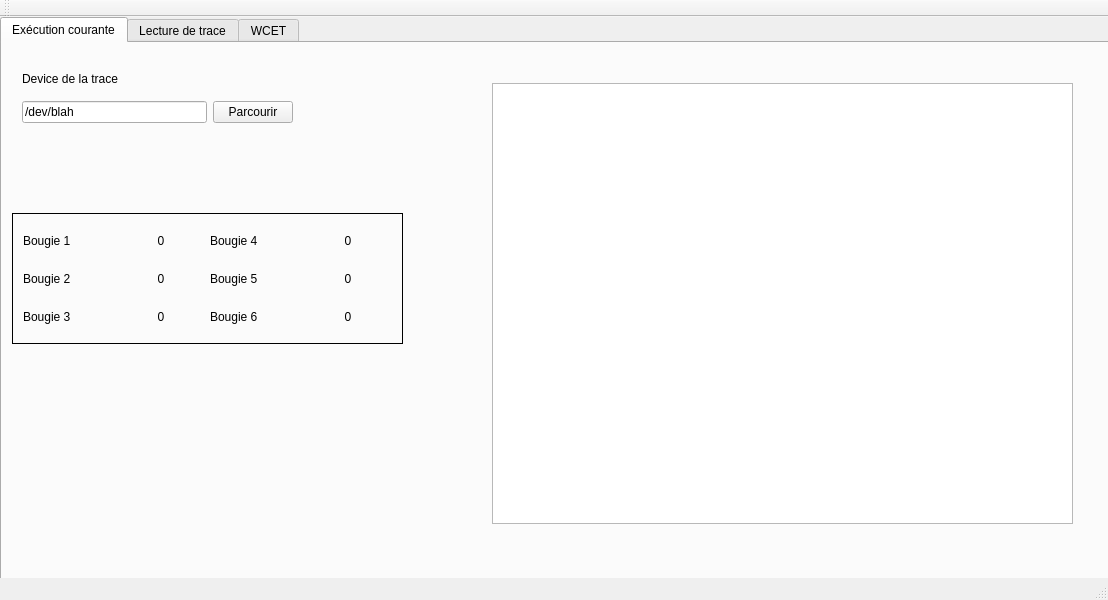
The window that mainwindow.ui (UPPERCASE4SIAME/Projet) describes before a commit, drawn with Qt 5.
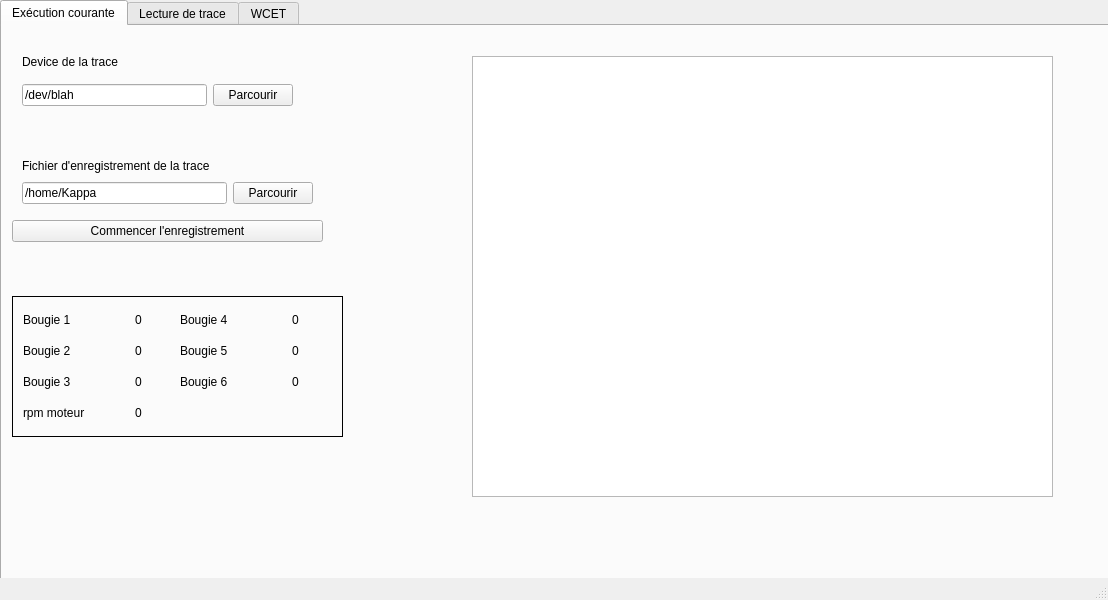
The same window after the commit. The open tabs and pages were chosen to show the change. Custom widgets are drawn as their Qt base class.

Commit message: simplification, changement du layout

Diff of the .ui file:
```diff
--- a/mainwindow.ui
+++ b/mainwindow.ui
@@ -33,8 +33,8 @@
      <widget class="QtCharts::QChartView" name="chartview_2">
       <property name="geometry">
        <rect>
-        <x>490</x>
-        <y>40</y>
+        <x>470</x>
+        <y>30</y>
         <width>581</width>
         <height>441</height>
        </rect>
@@ -93,9 +93,9 @@
       <property name="geometry">
        <rect>
         <x>10</x>
-        <y>170</y>
-        <width>391</width>
-        <height>131</height>
+        <y>270</y>
+        <width>331</width>
+        <height>141</height>
        </rect>
       </property>
       <property name="frameShape">
@@ -243,6 +243,107 @@
          </item>
         </layout>
        </item>
+       <item row="3" column="0">
+        <layout class="QHBoxLayout" name="horizontalLayout_3">
+         <item>
+          <widget class="QLabel" name="label_3">
+           <property name="text">
+            <string>rpm moteur</string>
+           </property>
+          </widget>
+         </item>
+         <item>
+          <widget class="QLabel" name="label_4">
+           <property name="text">
+            <string>0</string>
+           </property>
+           <property name="alignment">
+            <set>Qt::AlignCenter</set>
+           </property>
+          </widget>
+         </item>
+        </layout>
+       </item>
+      </layout>
+     </widget>
+     <widget class="QWidget" name="verticalLayoutWidget_4">
+      <property name="geometry">
+       <rect>
+        <x>0</x>
+        <y>110</y>
+        <width>331</width>
+        <height>116</height>
+       </rect>
+      </property>
+      <layout class="QVBoxLayout" name="execution_layout_2">
+       <property name="leftMargin">
+        <number>10</number>
+       </property>
+       <property name="topMargin">
+        <number>10</number>
+       </property>
+       <property name="rightMargin">
+        <number>10</number>
+       </property>
+       <property name="bottomMargin">
+        <number>10</number>
+       </property>
+       <item>
+        <layout class="QVBoxLayout" name="verticalLayout_2">
+         <item>
+          <layout class="QVBoxLayout" name="verticalLayout_6">
+           <property name="leftMargin">
+            <number>10</number>
+           </property>
+           <property name="topMargin">
+            <number>10</number>
+           </property>
+           <property name="rightMargin">
+            <number>10</number>
+           </property>
+           <property name="bottomMargin">
+            <number>10</number>
+           </property>
+           <item>
+            <widget class="QLabel" name="label_54">
+             <property name="text">
+              <string>Fichier d'enregistrement de la trace</string>
+             </property>
+            </widget>
+           </item>
+           <item>
+            <layout class="QHBoxLayout" name="horizontalLayout_30">
+             <item>
+              <widget class="QLineEdit" name="browseEdit_3">
+               <property name="text">
+                <string>/home/Kappa</string>
+               </property>
+              </widget>
+             </item>
+             <item>
+              <widget class="QPushButton" name="browse_button_3">
+               <property name="text">
+                <string>Parcourir</string>
+               </property>
+              </widget>
+             </item>
+            </layout>
+           </item>
+          </layout>
+         </item>
+         <item>
+          <layout class="QHBoxLayout" name="horizontalLayout_5">
+           <item>
+            <widget class="QPushButton" name="pause_button_3">
+             <property name="text">
+              <string>Commencer l'enregistrement</string>
+             </property>
+            </widget>
+           </item>
+          </layout>
+         </item>
+        </layout>
+       </item>
       </layout>
      </widget>
     </widget>
@@ -548,24 +649,6 @@
     </widget>
    </widget>
   </widget>
-  <widget class="QMenuBar" name="menuBar">
-   <property name="geometry">
-    <rect>
-     <x>0</x>
-     <y>0</y>
-     <width>1108</width>
-     <height>19</height>
-    </rect>
-   </property>
-  </widget>
-  <widget class="QToolBar" name="mainToolBar">
-   <attribute name="toolBarArea">
-    <enum>TopToolBarArea</enum>
-   </attribute>
-   <attribute name="toolBarBreak">
-    <bool>false</bool>
-   </attribute>
-  </widget>
   <widget class="QStatusBar" name="statusBar"/>
  </widget>
  <layoutdefault spacing="6" margin="11"/>
```
Left out of the diff: 49 changed lines with no effect on the pictures. The commit also changes 3 other files.
